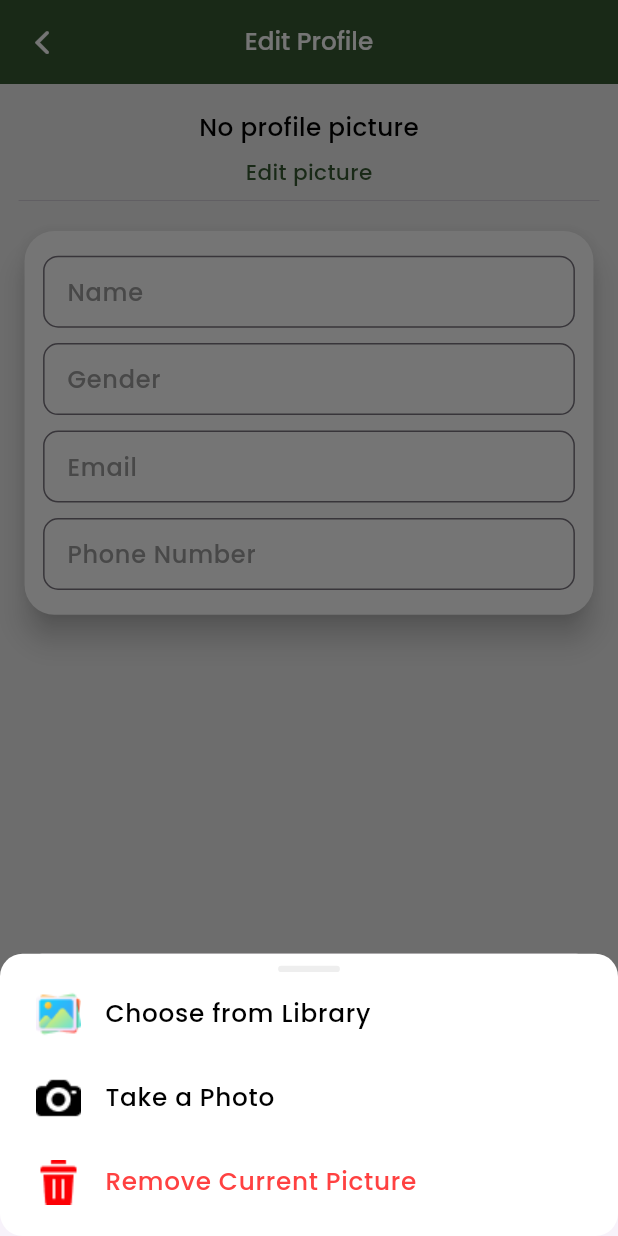
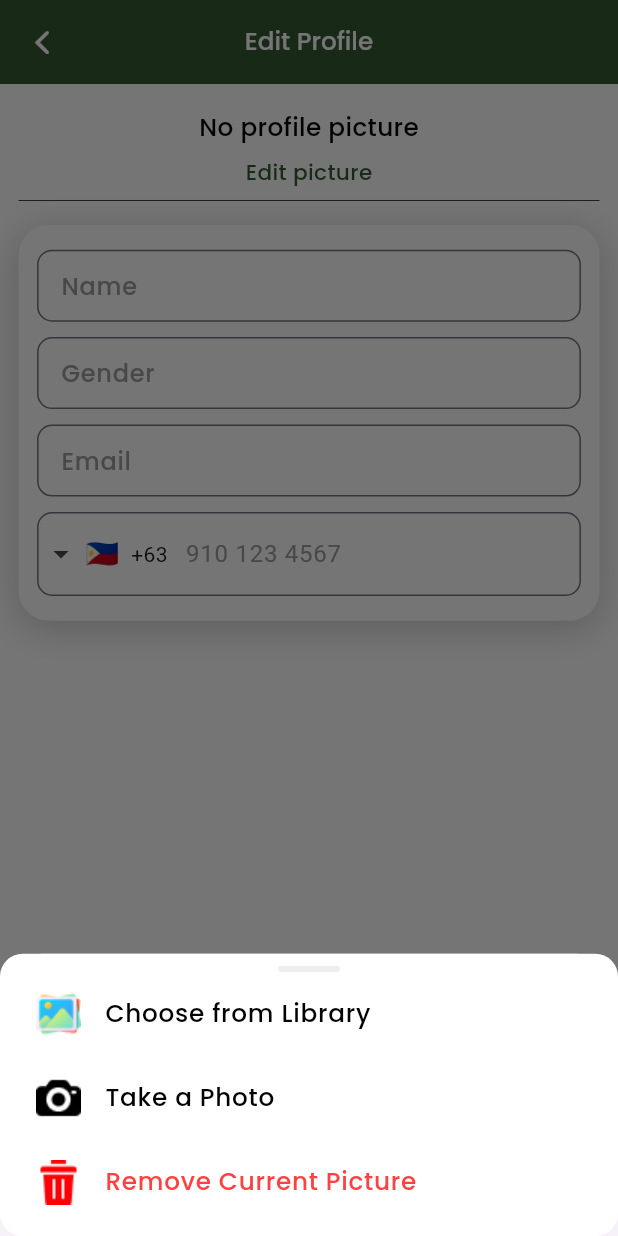
Before and after one commit to kimrolx/EcoPoints-Mobile, a Flutter app: the EditProfileScreen screen opened by its route, after a tap on "Edit picture", on a phone screen of 412 x 824 dp. Run offline on Flutter 3.47's test engine with Material 3 defaults, Android fonts, the phone set to English and light mode, and no system bars; drawn by our look-alikes of intl_phone_field; our stand-ins replace cloud_firestore, curved_navigation_bar, firebase_auth, firebase_core, firebase_storage, flutter_spinkit and 10 more; missing offline and left inert: mobile_scanner; accounts and stored records are empty; network calls fail.

Commit message:
added ability to change gender and phone number

```diff
--- a/lib/src/features/screens/login-screen/login_screen.dart
+++ b/lib/src/features/screens/login-screen/login_screen.dart
@@ -110,11 +110,12 @@ class _LoginScreenState extends State<LoginScreen> {
     if (formKey.currentState?.validate() ?? false) {
       await WaitingDialog.show(
         context,
-        future: Future.delayed(const Duration(seconds: 2)).then(
+        future: Future.delayed(const Duration(seconds: 1)).then(
           (_) async {
             AuthController.I.login(username.text.trim(), password.text.trim());
           },
         ),
+        prompt: "Give us a sec...",
       );
     }
   }
--- a/lib/src/features/screens/profile-screen/profile_screen.dart
+++ b/lib/src/features/screens/profile-screen/profile_screen.dart
@@ -30,6 +30,8 @@ class _EditProfileScreenState extends State<EditProfileScreen> {
       genderController,
       numberController;
 
+  late FocusNode numberFn;
+
   @override
   void initState() {
     super.initState();
@@ -37,6 +39,7 @@ class _EditProfileScreenState extends State<EditProfileScreen> {
     emailController = TextEditingController();
     genderController = TextEditingController();
     numberController = TextEditingController();
+    numberFn = FocusNode();
     _userProfileService.loadUserProfile();
   }
 
@@ -46,6 +49,7 @@ class _EditProfileScreenState extends State<EditProfileScreen> {
     emailController.dispose();
     genderController.dispose();
     numberController.dispose();
+    numberFn.dispose();
     super.dispose();
   }
 
@@ -55,7 +59,7 @@ class _EditProfileScreenState extends State<EditProfileScreen> {
     double height = MediaQuery.of(context).size.height;
 
     return Scaffold(
-      backgroundColor: EcoPointsColors.lightGray,
+      backgroundColor: EcoPointsColors.white,
       appBar: AppBar(
         backgroundColor: EcoPointsColors.darkGreen,
         leading: IconButton(
@@ -100,13 +104,14 @@ class _EditProfileScreenState extends State<EditProfileScreen> {
               return Column(
                 children: [
                   EditPictureProfileScreen(photoURL: photoURL),
-                  const Divider(thickness: 0.5),
+                  const Divider(thickness: 0.5, color: EcoPointsColors.black),
                   Gap(height * 0.01),
                   UserFieldsProfileScreen(
-                    displayName: displayNameController,
-                    email: emailController,
-                    gender: genderController,
-                    number: numberController,
+                    displayNameController: displayNameController,
+                    emailController: emailController,
+                    genderController: genderController,
+                    numberController: numberController,
+                    numberFn: numberFn,
                   ),
                   Expanded(
                     child: Align(
@@ -140,6 +145,7 @@ class _EditProfileScreenState extends State<EditProfileScreen> {
       future: Future.delayed(const Duration(seconds: 1)).then((_) async {
         await AuthController.I.logout();
       }),
+      prompt: "Logging out...",
     );
   }
 }
--- a/lib/src/features/screens/profile-screen/widgets/user_fields.dart
+++ b/lib/src/features/screens/profile-screen/widgets/user_fields.dart
@@ -1,19 +1,25 @@
-import 'package:ecopoints/src/components/constants/colors/ecopoints_colors.dart';
-import 'package:ecopoints/src/components/fields/custom_text_form_field.dart';
 import 'package:flutter/material.dart';
 import 'package:gap/gap.dart';
+import 'package:intl_phone_field/intl_phone_field.dart';
+
+import '../../../../components/constants/colors/ecopoints_colors.dart';
+import '../../../../components/fields/custom_text_form_field.dart';
+import 'edit_gender.dart';
+import 'edit_phone_number.dart';
 
 class UserFieldsProfileScreen extends StatelessWidget {
-  final TextEditingController displayName;
-  final TextEditingController email;
-  final TextEditingController gender;
-  final TextEditingController number;
+  final TextEditingController displayNameController;
+  final TextEditingController emailController;
+  final TextEditingController genderController;
+  final TextEditingController numberController;
+  final FocusNode numberFn;
   const UserFieldsProfileScreen({
     super.key,
-    required this.displayName,
-    required this.email,
-    required this.gender,
-    required this.number,
+    required this.displayNameController,
+    required this.emailController,
+    required this.genderController,
+    required this.numberController,
+    required this.numberFn,
   });
 
   @override
@@ -21,12 +27,23 @@ class UserFieldsProfileScreen extends StatelessWidget {
     double width = MediaQuery.of(context).size.width;
     double height = MediaQuery.of(context).size.height;
 
-    print("GEnder: $gender Phone number: $number");
+    if (numberController.text.length > 3) {
+      numberController.text = numberController.text.substring(3);
+    }
 
-    return Card(
-      color: EcoPointsColors.white,
-      shape: RoundedRectangleBorder(borderRadius: BorderRadius.circular(20)),
-      elevation: 8.5,
+    return Container(
+      decoration: BoxDecoration(
+        color: EcoPointsColors.white,
+        borderRadius: BorderRadius.circular(20),
+        boxShadow: [
+          BoxShadow(
+            color: Colors.grey.withOpacity(0.5),
+            spreadRadius: 0.5,
+            blurRadius: 20,
+            offset: const Offset(0, 5),
+          ),
+        ],
+      ),
       child: Padding(
         padding: EdgeInsets.symmetric(
           horizontal: width * 0.03,
@@ -38,29 +55,67 @@ class UserFieldsProfileScreen extends StatelessWidget {
             CustomTextFormField(
               labelText: "Name",
               hintText: "Name",
-              controller: displayName,
+              controller: displayNameController,
               readOnly: true,
             ),
             Gap(height * 0.0125),
-            CustomTextFormField(
-              labelText: "Gender",
-              hintText: "Gender",
-              controller: gender,
-              readOnly: true,
+            InkWell(
+              onTap: () {
+                Navigator.push(
+                  context,
+                  MaterialPageRoute(
+                    builder: (context) => EditGenderProfileScreen(
+                      genderController: genderController,
+                    ),
+                  ),
+                );
+              },
+              child: IgnorePointer(
+                child: CustomTextFormField(
+                  labelText: "Gender",
+                  hintText: "Gender",
+                  controller: genderController,
+                  readOnly: true,
+                ),
+              ),
             ),
             Gap(height * 0.0125),
             CustomTextFormField(
               labelText: "Email",
               hintText: "Email",
-              controller: email,
+              controller: emailController,
               readOnly: true,
             ),
             Gap(height * 0.0125),
-            CustomTextFormField(
-              labelText: "Phone Number",
-              hintText: "Phone Number",
-              controller: number,
-              readOnly: true,
+            InkWell(
+              onTap: () {
+                Navigator.push(
+                  context,
+                  MaterialPageRoute(
+                    builder: (context) => EditPhoneNumberProfileScreen(
+                      numberController: numberController,
+                      numberFn: numberFn,
+                    ),
+                  ),
+                );
+              },
+              child: IgnorePointer(
+                child: IntlPhoneField(
+                  initialCountryCode: 'PH',
+                  controller: numberController,
+                  focusNode: numberFn,
+                  readOnly: true,
+                  decoration: InputDecoration(
+                    counterText: "",
+                    hintText: "910 123 4567",
+                    hintStyle: const TextStyle(color: EcoPointsColors.darkGray),
+                    border: OutlineInputBorder(
+                      borderRadius: BorderRadius.circular(10.0),
+                      borderSide: const BorderSide(),
+                    ),
+                  ),
+                ),
+              ),
             ),
           ],
         ),
--- a/lib/src/features/screens/rewards-catalog-screen/widgets/search_bar.dart
+++ b/lib/src/features/screens/rewards-catalog-screen/widgets/search_bar.dart
@@ -1,6 +1,6 @@
 import 'package:flutter/cupertino.dart';
 
-import '../../../../components/fields/search-bar-field/custom_search_bar_field.dart';
+import '../../../../components/fields/custom_search_bar_field.dart';
 
 class SearchBarRewardsScreen extends StatelessWidget {
   final TextEditingController searchController;
--- a/pubspec.yaml
+++ b/pubspec.yaml
@@ -28,6 +28,7 @@ dependencies:
   mobile_scanner: ^5.1.1
   image_picker: ^1.1.2
   firebase_storage: ^12.1.0
+  intl_phone_field: ^3.2.0
 
 dev_dependencies:
   flutter_test:
```
Also changed, not shown: lib/src/features/screens/account-screen/account_screen.dart (+0 -12 lines), lib/src/features/screens/profile-screen/widgets/edit_gender.dart (added, +132 -0 lines), lib/src/features/screens/profile-screen/widgets/edit_phone_number.dart (added, +143 -0 lines), lib/src/shared/services/user_firestore_service.dart (+22 -1 lines), lib/src/shared/services/user_profile_service.dart (+22 -0 lines), lib/src/components/fields/custom_search_bar_field.dart (renamed from lib/src/components/fields/search-bar-field/custom_search_bar_field.dart), pubspec.lock.
